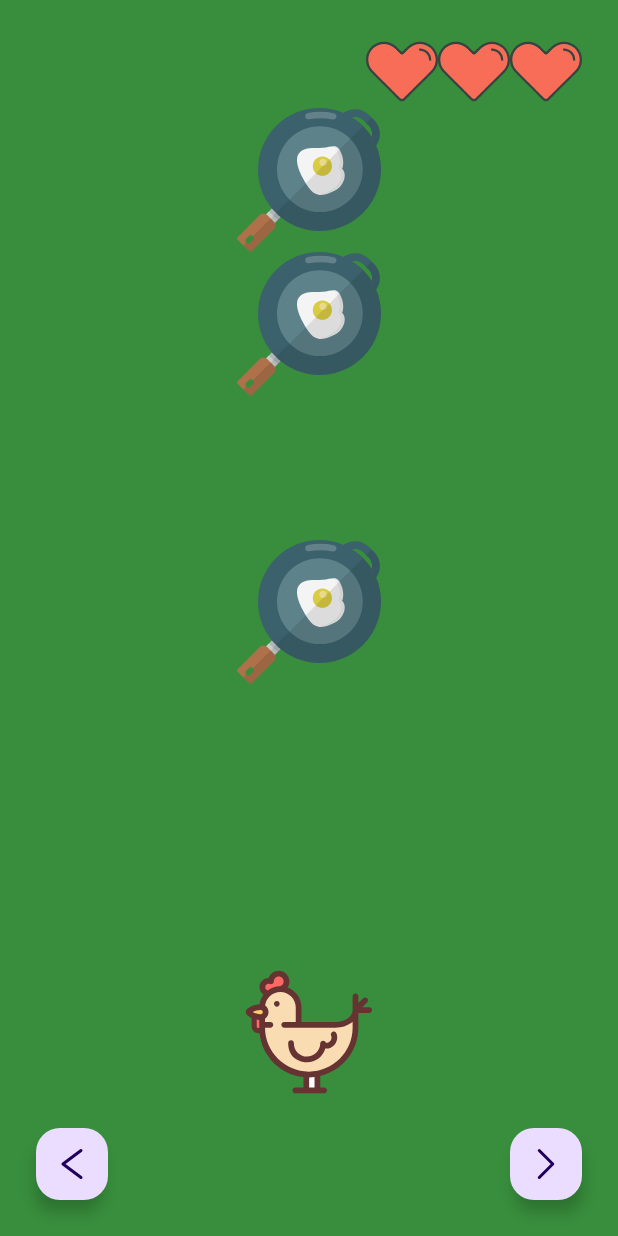
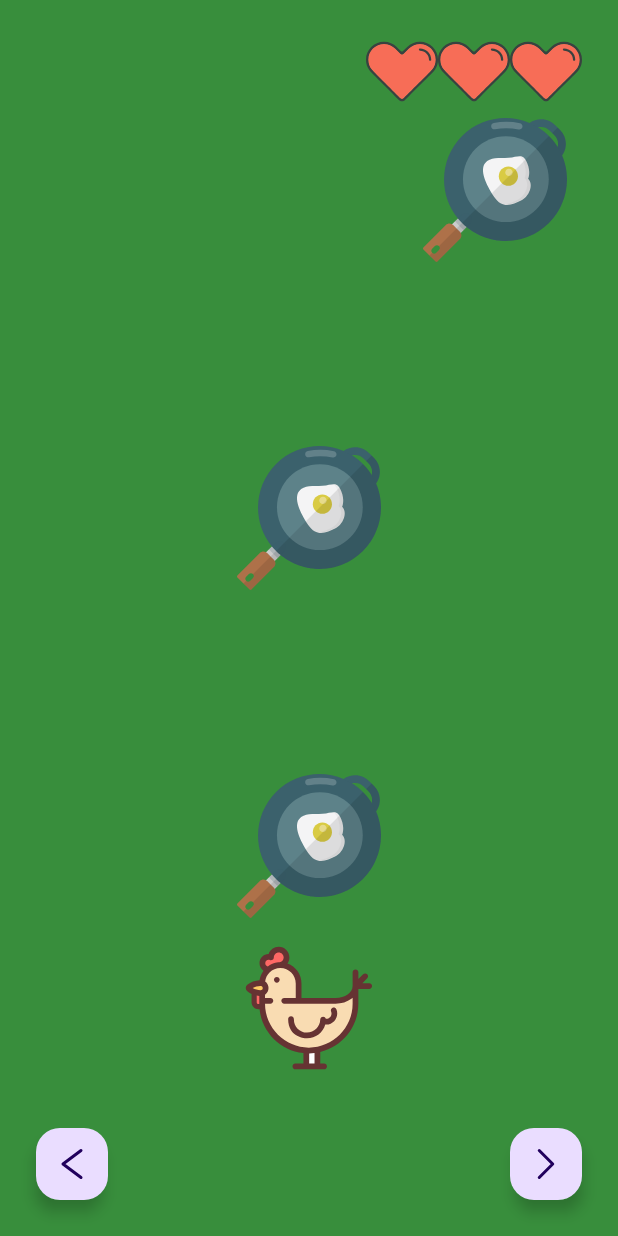
Before and after one commit to ofekgki/26A_10208_HW1, an Android app: the screen it shows after launch (MainActivity), on a phone screen of 412 x 824 dp. Run offline under Robolectric (Android 15) with nearby library versions, the phone set to English and light mode, and no system bars.

Commit message:
Finished - Rooster & Pans Movement, Added SignalManager Class For Handling Toast & Vibration, Started Handling When Hit Case

```diff
--- a/src/main/AndroidManifest.xml
+++ b/src/main/AndroidManifest.xml
@@ -1,7 +1,6 @@
 <?xml version="1.0" encoding="utf-8"?>
 <manifest xmlns:android="http://schemas.android.com/apk/res/android"
     xmlns:tools="http://schemas.android.com/tools">
-
     <application
         android:allowBackup="true"
         android:dataExtractionRules="@xml/data_extraction_rules"
--- a/src/main/java/com/example/hw1/MainActivity.kt
+++ b/src/main/java/com/example/hw1/MainActivity.kt
@@ -98,6 +98,8 @@ class MainActivity : AppCompatActivity() {
 
     private lateinit var timerJob: Job
 
+    private var spaceFlag: Int = 0
+
 
     override fun onCreate(savedInstanceState: Bundle?) {
         super.onCreate(savedInstanceState)
@@ -133,8 +135,12 @@ class MainActivity : AppCompatActivity() {
     // Choose random Pan To Add & Call For Func To - Update The Game Board, Check If Hit Happened
     private fun updatePanUI() {
         updateVisibleArray()
-        var randomPan = Random.nextInt(3)
-        isVisible[randomPan] = 1
+        if (spaceFlag == 0) {
+            val randomPan = Random.nextInt(3)
+            isVisible[randomPan] = 1
+            spaceFlag = 1
+        } else
+            spaceFlag = 0
         refreshUI()
 
         //checkForHit()
@@ -143,31 +149,59 @@ class MainActivity : AppCompatActivity() {
     //Change Visibility Of Pans And 'Move' them Down
     private fun refreshUI() {
         Main_IMG_pans.forEachIndexed { index, img ->
-            if(isVisible[index] == 1){
+            if (isVisible[index] == 1) {
                 img.visibility = View.VISIBLE
-            }
-            else
+                when (index) {
+                    15 -> panInLastLine = 0
+                    16 -> panInLastLine = 1
+                    17 -> panInLastLine = 2
+                }
+            } else
                 img.visibility = View.INVISIBLE
+
         }
     }
 
+
     //Check If There Is A Collision Between A Rooster And A Pan
     private fun checkForHit() {
+        if (panInLastLine == roosterPosition)
+            makeHit()
+
+    }
+
+    //Calling a Function For Heart Decrease & Calling Functions For Toast & Vibrate
+    private fun makeHit() {
+        heartDecrease()
+        makeToast()
+        makeVibration()
+
+    }
+
+    private fun heartDecrease() {
+        TODO("Not yet implemented")
+    }
+
+    private fun makeToast() {
+        TODO("Not yet implemented")
+    }
+
+    private fun makeVibration() {
         TODO("Not yet implemented")
     }
 
     //Update The Array That Track Visibility Of The Pans
     private fun updateVisibleArray() {
         Main_IMG_pans.forEachIndexed { index, img ->
-            if(img.visibility == View.VISIBLE && index < 15){
+            if (img.visibility == View.VISIBLE && index < 15) {
                 isVisible[index] = 0
                 isVisible[index + 3] = 1
             }
-            if(img.visibility == View.VISIBLE && index >= 15){
+            if (img.visibility == View.VISIBLE && index >= 15) {
                 isVisible[index] = 0
             }
 
-         }
+        }
     }
 
 
@@ -210,8 +244,14 @@ class MainActivity : AppCompatActivity() {
 
     private fun initViews() {
         updateRooster()
-        Main_FAB_Right.setOnClickListener { view -> moveRight() }
-        Main_FAB_Left.setOnClickListener { view -> moveLeft() }
+        Main_FAB_Left.setOnClickListener { view ->
+            moveLeft()
+            Log.d("FAB", "Start pressed")
+        }
+        Main_FAB_Right.setOnClickListener { view ->
+            moveRight()
+            Log.d("FAB", "End pressed")
+        }
 
     }
 
--- a/src/main/java/com/example/hw1/utilities/Constants.kt
+++ b/src/main/java/com/example/hw1/utilities/Constants.kt
@@ -4,6 +4,6 @@ import kotlinx.coroutines.Delay
 
 class Constants {
     object Timer {
-        const val DELAY: Long = 2_000L
+        const val DELAY: Long = 1_000L
     }
 }
--- a/src/main/res/layout/activity_main.xml
+++ b/src/main/res/layout/activity_main.xml
@@ -80,14 +80,26 @@
 
     </LinearLayout>
 
+    <!--Pans Container-->
+    <LinearLayout
+        android:id="@+id/Main_Pans_Container"
+        android:layout_width="match_parent"
+        android:layout_height="match_parent"
+        android:layout_below="@id/Main_Hearts"
+        android:layout_above="@id/Main_FAB_Right"
+        android:weightSum="6"
+        android:gravity="center_horizontal"
+        android:orientation="vertical"
+        >
+
     <!--    Pans 1-->
 
     <LinearLayout
         android:id="@+id/Main_PanRow_1"
         android:layout_width="wrap_content"
-        android:layout_height="wrap_content"
-        android:layout_below="@id/Main_Hearts"
-        android:layout_centerHorizontal="true"
+        android:layout_height="0dp"
+        android:layout_weight="1"
+        android:gravity="center"
         >
 
         <androidx.appcompat.widget.AppCompatImageView
@@ -119,9 +131,9 @@
     <LinearLayout
         android:id="@+id/Main_PanRow_2"
         android:layout_width="wrap_content"
-        android:layout_height="wrap_content"
-        android:layout_below="@id/Main_PanRow_1"
-        android:layout_centerHorizontal="true"
+        android:layout_height="0dp"
+        android:layout_weight="1"
+        android:gravity="center"
         >
 
         <androidx.appcompat.widget.AppCompatImageView
@@ -152,9 +164,9 @@
     <LinearLayout
         android:id="@+id/Main_PanRow_3"
         android:layout_width="wrap_content"
-        android:layout_height="wrap_content"
-        android:layout_below="@id/Main_PanRow_2"
-        android:layout_centerHorizontal="true"
+        android:layout_height="0dp"
+        android:layout_weight="1"
+        android:gravity="center"
         >
 
         <androidx.appcompat.widget.AppCompatImageView
@@ -186,9 +198,10 @@
     <LinearLayout
         android:id="@+id/Main_PanRow_4"
         android:layout_width="wrap_content"
-        android:layout_height="wrap_content"
-        android:layout_below="@id/Main_PanRow_3"
-        android:layout_centerHorizontal="true">
+        android:layout_height="0dp"
+        android:layout_weight="1"
+        android:gravity="center"
+        >
 
         <androidx.appcompat.widget.AppCompatImageView
             android:id="@+id/Main_IMG_Pan10"
@@ -218,9 +231,9 @@
     <LinearLayout
         android:id="@+id/Main_PanRow_5"
         android:layout_width="wrap_content"
-        android:layout_height="wrap_content"
-        android:layout_below="@id/Main_PanRow_4"
-        android:layout_centerHorizontal="true"
+        android:layout_height="0dp"
+        android:layout_weight="1"
+        android:gravity="center"
         >
 
         <androidx.appcompat.widget.AppCompatImageView
@@ -251,9 +264,9 @@
     <LinearLayout
         android:id="@+id/Main_PanRow_6"
         android:layout_width="wrap_content"
-        android:layout_height="wrap_content"
-        android:layout_below="@id/Main_PanRow_5"
-        android:layout_centerHorizontal="true"
+        android:layout_height="0dp"
+        android:layout_weight="1"
+        android:gravity="center"
         >
 
         <androidx.appcompat.widget.AppCompatImageView
@@ -269,14 +282,18 @@
             android:layout_height="wrap_content"
             android:layout_marginHorizontal="@dimen/Separator_margin"
             android:visibility="invisible"
-            app:srcCompat="@drawable/frying_pan_and_fried_egg_svgrepo_com" />
+            app:srcCompat="@drawable/frying_pan_and_fried_egg_svgrepo_com"
+            />
 
         <androidx.appcompat.widget.AppCompatImageView
             android:id="@+id/Main_IMG_Pan18"
             android:layout_width="wrap_content"
             android:layout_height="wrap_content"
             android:visibility="invisible"
-            app:srcCompat="@drawable/frying_pan_and_fried_egg_svgrepo_com" />
+            app:srcCompat="@drawable/frying_pan_and_fried_egg_svgrepo_com"
+            />
+    </LinearLayout>
+
     </LinearLayout>
 
     <!--    Fabs-->
@@ -291,7 +308,9 @@
         android:clickable="true"
         android:contentDescription="@string/left_arrow"
         app:fabCustomSize="@dimen/Fab_Default_Size"
-        app:srcCompat="@drawable/left_2_svgrepo_com" />
+        android:layoutDirection="ltr"
+        app:srcCompat="@drawable/left_2_svgrepo_com"
+        />
 
     <com.google.android.material.floatingactionbutton.FloatingActionButton
         android:id="@+id/Main_FAB_Right"
@@ -303,7 +322,9 @@
         android:clickable="true"
         android:contentDescription="@string/right_arrow"
         app:fabCustomSize="@dimen/Fab_Default_Size"
-        app:srcCompat="@drawable/right_2_svgrepo_com" />
+        android:layoutDirection="ltr"
+        app:srcCompat="@drawable/right_2_svgrepo_com"
+        />
 
 
 </RelativeLayout>
--- a/src/main/res/values/dimens.xml
+++ b/src/main/res/values/dimens.xml
@@ -3,5 +3,5 @@
     <dimen name="Default_Margin">24dp</dimen>
     <dimen name="Fab_Default_Size">48dp</dimen>
     <dimen name="Separator_margin">28dp</dimen>
-    <dimen name="Lane_Start">88dp</dimen>
+    <dimen name="Lane_Start">104dp</dimen>
 </resources>
```
Also changed, not shown: src/main/java/com/example/hw1/utilities/SignalManager.kt (added, +51 -0 lines).
